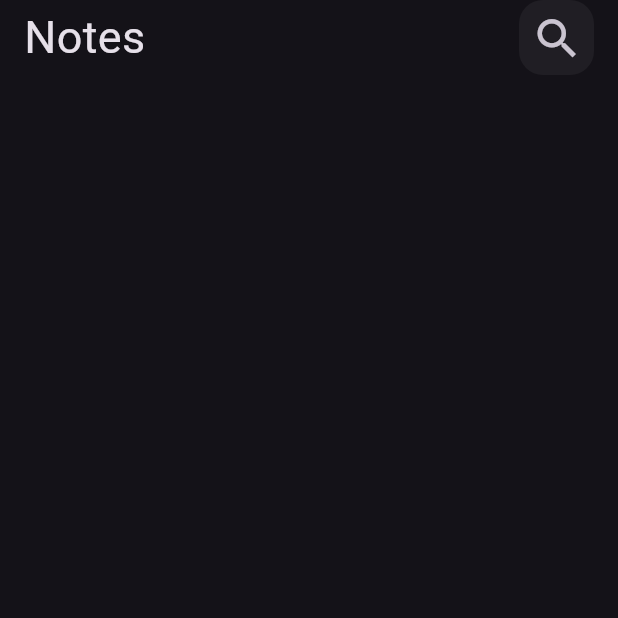
After one commit to MahmoudRamadanDev/Elkok_notes_app, a Flutter app: the screen it shows after launch, on a phone screen of 412 x 824 dp, the top half of it. The commit adds this screen. Run offline on Flutter 3.47's test engine with Material 3 defaults, Android fonts, the phone set to English and light mode, and no system bars.

Commit message:
create custom icon and notes view body

```diff
--- a/lib/views/notes_view.dart
+++ b/lib/views/notes_view.dart
@@ -1,27 +1,13 @@
 import 'package:flutter/material.dart';
+import 'package:notes_app/widgets/notes_view_body.dart';
 
 class NotesView extends StatelessWidget {
   const NotesView({super.key});
-  static String id = "HomeView";
+  static String id = "NotesView";
   @override
   Widget build(BuildContext context) {
     return Scaffold(
-      body: SafeArea(
-        child: Padding(
-          padding: const EdgeInsets.symmetric(horizontal: 16),
-          child: Column(
-            children: [
-              Row(
-                mainAxisAlignment: MainAxisAlignment.spaceBetween,
-                children: [
-                  Text("Notes" , style: TextStyle(fontSize: 30 ),),
-                  Container(width: 50,height: 50, decoration: BoxDecoration(borderRadius: BorderRadius.circular(16) , color: Colors.white.withValues(alpha: .05)), child: IconButton(onPressed: () {}, icon: Icon(Icons.search , size: 35,))),
-                ],
-              ),
-            ],
-          ),
-        ),
-      )
+      body: NotesViewBody(),
     );
   }
 }
--- /dev/null
+++ b/lib/widgets/custom_app_bar.dart
@@ -0,0 +1,18 @@
+import 'package:flutter/material.dart';
+import 'package:notes_app/widgets/custom_icon.dart';
+
+class CustomAppBar extends StatelessWidget {
+  const CustomAppBar({super.key, required this.text, required this.icon});
+  final String text;
+  final IconData icon;
+  @override
+  Widget build(BuildContext context) {
+    return Row(
+      mainAxisAlignment: MainAxisAlignment.spaceBetween,
+      children: [
+        Text(text, style: TextStyle(fontSize: 30)),
+        CustomIcon(icon: Icons.search),
+      ],
+    );
+  }
+}
--- /dev/null
+++ b/lib/widgets/custom_icon.dart
@@ -0,0 +1,18 @@
+import 'package:flutter/material.dart';
+
+class CustomIcon extends StatelessWidget {
+  const CustomIcon({super.key, required this.icon});
+  final IconData icon ;
+  @override
+  Widget build(BuildContext context) {
+    return  Container(
+          width: 50,
+          height: 50,
+          decoration: BoxDecoration(
+            borderRadius: BorderRadius.circular(16),
+            color: Colors.white.withValues(alpha: .05),
+          ),
+          child: IconButton(onPressed: () {}, icon: Icon(icon, size: 35)),
+        );
+  }
+}
--- /dev/null
+++ b/lib/widgets/notes_view_body.dart
@@ -0,0 +1,20 @@
+import 'package:flutter/material.dart';
+import 'package:notes_app/widgets/custom_app_bar.dart';
+
+class NotesViewBody extends StatelessWidget {
+  const NotesViewBody({super.key});
+
+  @override
+  Widget build(BuildContext context) {
+    return  SafeArea(
+        child: Padding(
+          padding: const EdgeInsets.symmetric(horizontal: 16),
+          child: Column(
+            children: [
+              CustomAppBar(text: "Notes", icon: Icons.search),
+            ],
+          ),
+        ),
+      );
+  }
+}
```
